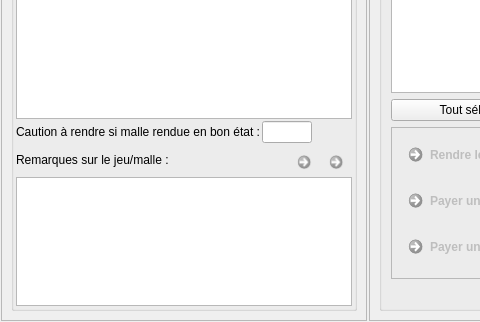
Qt form f_retour.ui (nivhg/ludopen) before a commit; both pictures show x 0 to 480 and y 362 to 684 of the 1230 by 684 pixel window.
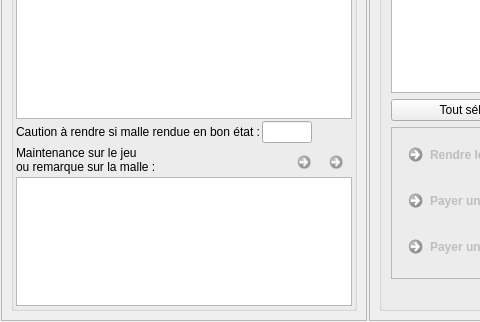
The same form after that commit. Icons and pictures are not drawn.

```diff
--- a/f_retour.ui
+++ b/f_retour.ui
@@ -984,7 +984,8 @@
               </font>
              </property>
              <property name="text">
-              <string>Remarques sur le jeu/malle :</string>
+              <string>Maintenance sur le jeu
+ou remarque sur la malle :</string>
              </property>
             </widget>
            </item>
```
